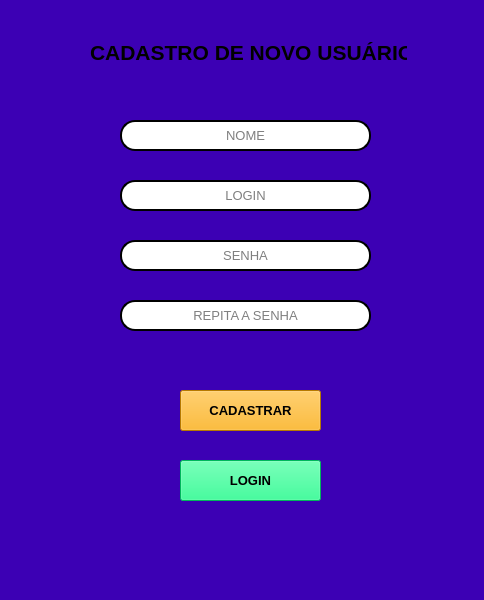
First picture: the form in cadastro_tela.ui, repository gsilva1602/login-interface, before the edit.
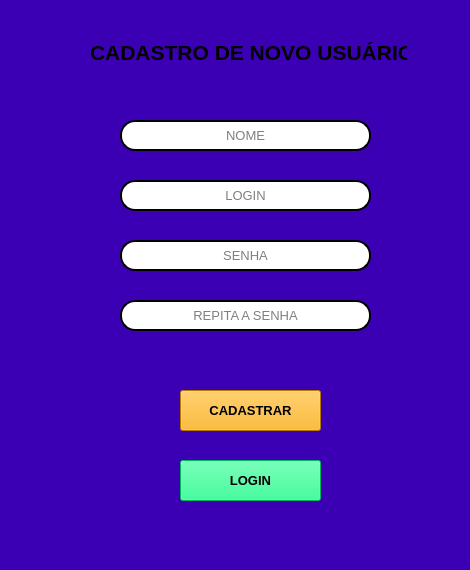
Second picture: the form after the edit.

The edit to the form file:
```diff
--- a/cadastro_tela.ui
+++ b/cadastro_tela.ui
@@ -6,10 +6,22 @@
    <rect>
     <x>0</x>
     <y>0</y>
-    <width>484</width>
-    <height>600</height>
+    <width>470</width>
+    <height>570</height>
    </rect>
   </property>
+  <property name="minimumSize">
+   <size>
+    <width>470</width>
+    <height>570</height>
+   </size>
+  </property>
+  <property name="maximumSize">
+   <size>
+    <width>470</width>
+    <height>570</height>
+   </size>
+  </property>
   <property name="windowTitle">
    <string>MainWindow</string>
   </property>
@@ -207,9 +219,9 @@
    <widget class="QLabel" name="label_2">
     <property name="geometry">
      <rect>
-      <x>140</x>
+      <x>110</x>
       <y>350</y>
-      <width>211</width>
+      <width>271</width>
       <height>21</height>
      </rect>
     </property>
```
Left out of the diff: 2 changed lines with no effect on the pictures.
